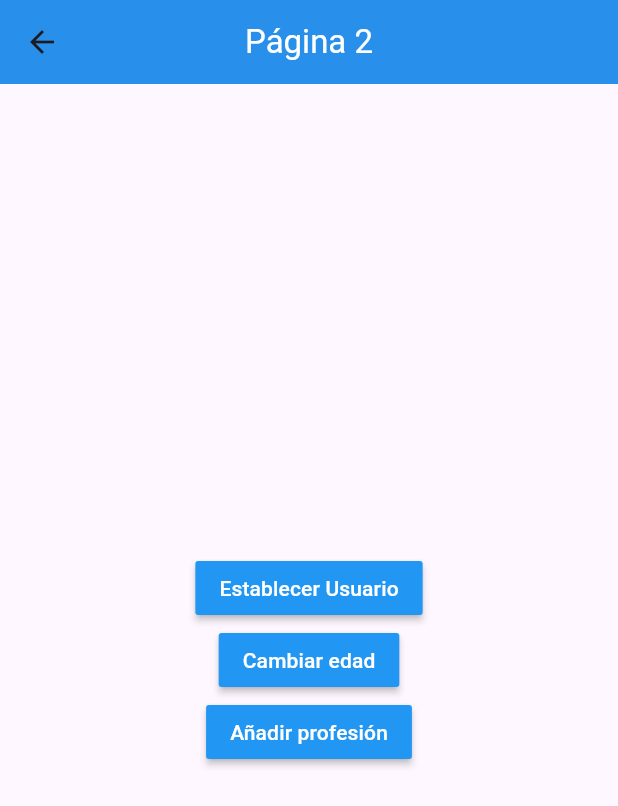
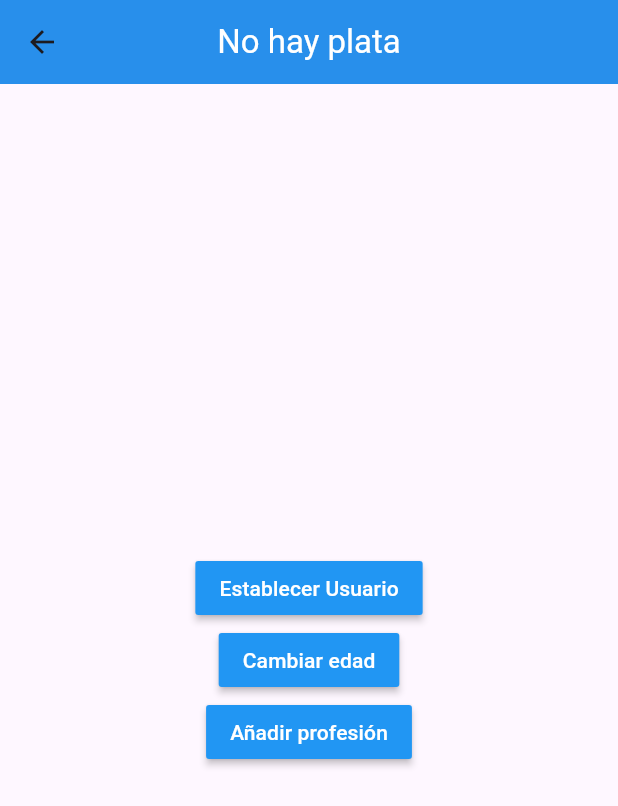
Before and after one commit to adlopezruiz/flutter_states, a Flutter app: the screen it shows after launch, after a tap on the "next plan" icon, on a phone screen of 412 x 824 dp. Shown: the top 806 px of the screen. Run offline on Flutter 3.47's test engine with Material 3 defaults, Android fonts, the phone set to English and light mode, and no system bars; accounts and stored records are empty.

```diff
--- a/lib/main.dart
+++ b/lib/main.dart
@@ -1,6 +1,8 @@
 import 'package:flutter/material.dart';
+import 'package:provider/provider.dart';
 import 'package:states_app/pages/page1_page.dart';
 import 'package:states_app/pages/page2_page.dart';
+import 'package:states_app/services/user_service.dart';
 
 void main() => runApp(const MyApp());
 
@@ -9,14 +11,21 @@ class MyApp extends StatelessWidget {
 
   @override
   Widget build(BuildContext context) {
-    return MaterialApp(
-      debugShowCheckedModeBanner: false,
-      title: 'Material App',
-      initialRoute: 'page1',
-      routes: {
-        'page1': (_) => const Pag1Page(),
-        'page2': (_) => const Page2Page(),
-      },
+    return MultiProvider(
+      providers: [
+        ChangeNotifierProvider(
+          create: (_) => UserService(),
+        ),
+      ],
+      child: MaterialApp(
+        debugShowCheckedModeBanner: false,
+        title: 'Material App',
+        initialRoute: 'page1',
+        routes: {
+          'page1': (_) => Pag1Page(),
+          'page2': (_) => Page2Page(),
+        },
+      ),
     );
   }
 }
--- a/lib/pages/page1_page.dart
+++ b/lib/pages/page1_page.dart
@@ -1,10 +1,16 @@
 import 'package:flutter/material.dart';
+import 'package:provider/provider.dart';
+
+import 'package:states_app/models/user.dart';
+import 'package:states_app/services/user_service.dart';
 
 class Pag1Page extends StatelessWidget {
   const Pag1Page({super.key});
 
   @override
   Widget build(BuildContext context) {
+    final userService = Provider.of<UserService>(context);
+
     return Scaffold(
       appBar: AppBar(
         title: const Text(
@@ -14,8 +20,17 @@ class Pag1Page extends StatelessWidget {
         backgroundColor: Colors.blue,
         elevation: 5,
         centerTitle: true,
+        actions: [
+          IconButton(
+              onPressed: () => userService.removeUser(),
+              icon: const Icon(Icons.exit_to_app))
+        ],
       ),
-      body: const UserInfo(),
+      body: userService.userExists
+          ? UserInfo(
+              user: userService.user,
+            )
+          : const Center(child: Text('No hay plata')),
       floatingActionButton: FloatingActionButton(
         child: const Icon(Icons.next_plan),
         onPressed: () => Navigator.pushNamed(context, 'page2'),
@@ -25,9 +40,12 @@ class Pag1Page extends StatelessWidget {
 }
 
 class UserInfo extends StatelessWidget {
+  final User user;
+
   const UserInfo({
-    super.key,
-  });
+    Key? key,
+    required this.user,
+  }) : super(key: key);
 
   @override
   Widget build(BuildContext context) {
@@ -35,29 +53,31 @@ class UserInfo extends StatelessWidget {
         height: double.infinity,
         width: double.infinity,
         padding: const EdgeInsets.all(20.0),
-        child: const Column(
+        child: Column(
           crossAxisAlignment: CrossAxisAlignment.start,
           children: [
-            Text(
+            const Text(
               'General',
               style: TextStyle(
                 fontSize: 18,
                 fontWeight: FontWeight.bold,
               ),
             ),
-            Divider(),
-            ListTile(title: Text('Nombre: ')),
-            ListTile(title: Text('Edad: ')),
-            Text(
+            const Divider(),
+            ListTile(title: Text('Nombre: ${user.nombre}')),
+            ListTile(title: Text('Edad: ${user.edad}')),
+            const Text(
               'Profesiones',
               style: TextStyle(
                 fontSize: 18,
                 fontWeight: FontWeight.bold,
               ),
             ),
-            ListTile(title: Text('Profesion 1')),
-            ListTile(title: Text('Profesion 2')),
-            ListTile(title: Text('Profesion 3')),
+            ...user.profesions
+                .map((e) => ListTile(
+                      title: Text(e),
+                    ))
+                .toList()
           ],
         ));
   }
--- a/lib/pages/page2_page.dart
+++ b/lib/pages/page2_page.dart
@@ -1,15 +1,19 @@
 import 'package:flutter/material.dart';
+import 'package:provider/provider.dart';
+import 'package:states_app/models/user.dart';
+import 'package:states_app/services/user_service.dart';
 
 class Page2Page extends StatelessWidget {
   const Page2Page({super.key});
 
   @override
   Widget build(BuildContext context) {
+    final userService = Provider.of<UserService>(context);
     return Scaffold(
       appBar: AppBar(
-        title: const Text(
-          'Página 2',
-          style: TextStyle(color: Colors.white),
+        title: Text(
+          userService.userExists ? userService.user.nombre : 'No hay plata',
+          style: const TextStyle(color: Colors.white),
         ),
         backgroundColor: Colors.blue,
         elevation: 5,
@@ -21,7 +25,15 @@ class Page2Page extends StatelessWidget {
           children: [
             MaterialButton(
               color: Colors.blue,
-              onPressed: () {},
+              onPressed: () {
+                final newUser = User(
+                  edad: 25,
+                  nombre: 'Adri',
+                  profesions: ['praticante', 'dev', 'popasodpasd'],
+                );
+
+                userService.user = newUser;
+              },
               child: const Text(
                 'Establecer Usuario',
                 style: TextStyle(color: Colors.white),
@@ -29,7 +41,7 @@ class Page2Page extends StatelessWidget {
             ),
             MaterialButton(
               color: Colors.blue,
-              onPressed: () {},
+              onPressed: () => userService.changeAge(35),
               child: const Text(
                 'Cambiar edad',
                 style: TextStyle(color: Colors.white),
@@ -37,7 +49,7 @@ class Page2Page extends StatelessWidget {
             ),
             MaterialButton(
               color: Colors.blue,
-              onPressed: () {},
+              onPressed: () => userService.addProf(),
               child: const Text(
                 'Añadir profesión',
                 style: TextStyle(color: Colors.white),
--- a/pubspec.yaml
+++ b/pubspec.yaml
@@ -35,6 +35,7 @@ dependencies:
   # The following adds the Cupertino Icons font to your application.
   # Use with the CupertinoIcons class for iOS style icons.
   cupertino_icons: ^1.0.2
+  provider: ^6.1.1
 
 dev_dependencies:
   flutter_test:
```
Also changed, not shown: lib/services/user_service.dart (+23 -3 lines), pubspec.lock.
